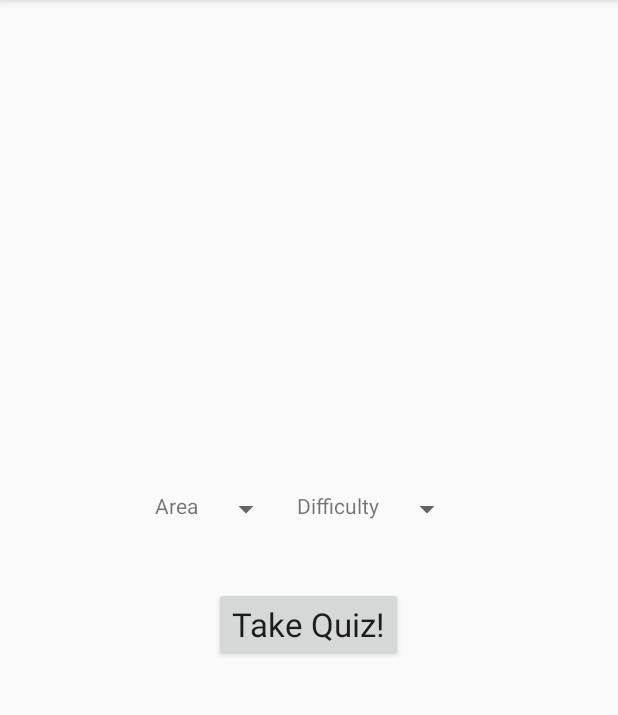
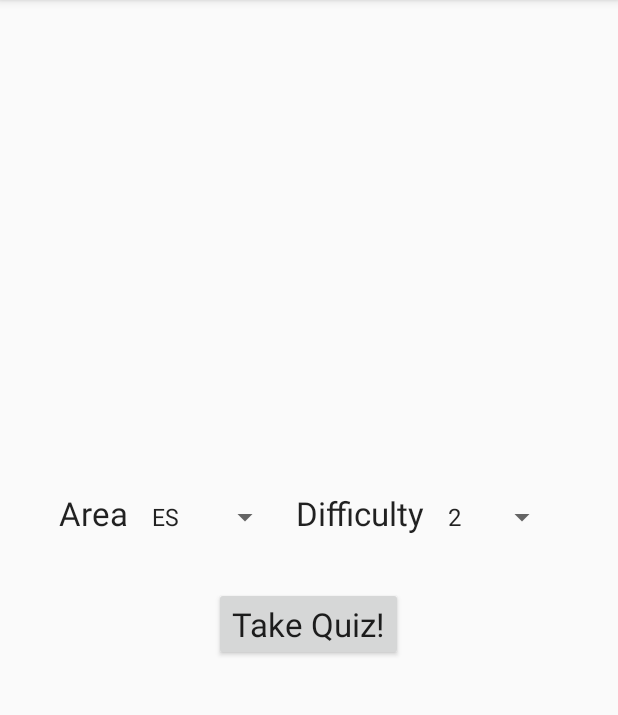
Before and after one commit to salazar3antonio/WordPalApp, an Android app: the screen it shows after launch (MainActivity), on a phone screen of 412 x 824 dp, the part 84-799 px from its top. Run offline under Robolectric (Android 15) with nearby library versions, the phone set to English and light mode, and no system bars.

Commit message:
Fixed Setup Fragment/Spinners
Trimmed down options for spinners and fixed inflater return line

```diff
--- a/app/src/main/java/co/wordywordy/wordywordy/MainActivity.java
+++ b/app/src/main/java/co/wordywordy/wordywordy/MainActivity.java
@@ -7,7 +7,7 @@ public class MainActivity extends SingleFragmentActivity {
 
     @Override
     protected Fragment createFragment() {
-        return QuizSetupFragment.newInstance("asdf", "asdfs");
+        return QuizSetupFragment.newInstance();
 
     }
 
--- a/app/src/main/java/co/wordywordy/wordywordy/QuizSetupFragment.java
+++ b/app/src/main/java/co/wordywordy/wordywordy/QuizSetupFragment.java
@@ -11,14 +11,6 @@ import android.widget.Spinner;
 
 
 public class QuizSetupFragment extends Fragment {
-    // TODO: Rename parameter arguments, choose names that match
-    // the fragment initialization parameters, e.g. ARG_ITEM_NUMBER
-    private static final String ARG_PARAM1 = "param1";
-    private static final String ARG_PARAM2 = "param2";
-
-    // TODO: Rename and change types of parameters
-    private String mParam1;
-    private String mParam2;
 
     private Spinner areaSpinner;
     private Spinner levelSpinner;
@@ -28,33 +20,14 @@ public class QuizSetupFragment extends Fragment {
         // Required empty public constructor
     }
 
-    /**
-     * Use this factory method to create a new instance of
-     * this fragment using the provided parameters.
-     *
-     * @param param1 Parameter 1.
-     * @param param2 Parameter 2.
-     * @return A new instance of fragment QuizSetupFragment.
-     */
-    // TODO: Rename and change types and number of parameters
-    public static QuizSetupFragment newInstance(String param1, String param2) {
+    public static QuizSetupFragment newInstance() {
         QuizSetupFragment fragment = new QuizSetupFragment();
-        Bundle args = new Bundle();
-        args.putString(ARG_PARAM1, param1);
-        args.putString(ARG_PARAM2, param2);
-        fragment.setArguments(args);
         return fragment;
     }
 
     @Override
     public void onCreate(Bundle savedInstanceState) {
         super.onCreate(savedInstanceState);
-        if (getArguments() != null) {
-            mParam1 = getArguments().getString(ARG_PARAM1);
-            mParam2 = getArguments().getString(ARG_PARAM2);
-        }
-
-
     }
 
     @Override
@@ -66,13 +39,12 @@ public class QuizSetupFragment extends Fragment {
 
         // now that the view is inflated we can assign our members to ids
         areaSpinner = (Spinner) view.findViewById(R.id.area_spinner);
-        ArrayAdapter<CharSequence> areaAdapter = ArrayAdapter.createFromResource(getContext(), R.array.area_choice_spinner, android.R.layout.simple_spinner_item);
+        ArrayAdapter<CharSequence> areaAdapter = ArrayAdapter.createFromResource(getActivity(), R.array.area_choice_spinner, android.R.layout.simple_spinner_item);
         areaAdapter.setDropDownViewResource(android.R.layout.simple_spinner_dropdown_item);
         areaSpinner.setAdapter(areaAdapter);
 
         levelSpinner = (Spinner) view.findViewById(R.id.level_spinner);
-        ArrayAdapter<CharSequence> levelAdapter = ArrayAdapter.createFromResource(getContext(), R.array.level_choice_spinner, android.R.layout.simple_spinner_item);
-      //  ArrayAdapter<CharSequence> levelAdapter = new ArrayAdapter<CharSequence>(getContext(), android.R.layout.simple_spinner_item, );
+        ArrayAdapter<CharSequence> levelAdapter = ArrayAdapter.createFromResource(getActivity(), R.array.level_choice_spinner, android.R.layout.simple_spinner_item);
         levelAdapter.setDropDownViewResource(android.R.layout.simple_spinner_dropdown_item);
         levelSpinner.setAdapter(levelAdapter);
 
@@ -85,8 +57,7 @@ public class QuizSetupFragment extends Fragment {
         });
 
 
-        // Inflate the layout for this fragment
-        return inflater.inflate(R.layout.fragment_quiz_setup, container, false);
+        return view;
     }
 
 }
--- a/app/src/main/res/layout/fragment_quiz_setup.xml
+++ b/app/src/main/res/layout/fragment_quiz_setup.xml
@@ -17,7 +17,7 @@
             android:layout_width="wrap_content"
             android:layout_height="wrap_content"
             android:text="Area"
-            android:textAppearance="?android:attr/textAppearanceSmall"
+            android:textAppearance="?android:attr/textAppearanceLarge"
             android:layout_marginRight="8dp"/>
 
         <Spinner
@@ -31,7 +31,7 @@
             android:layout_width="wrap_content"
             android:layout_height="wrap_content"
             android:text="Difficulty"
-            android:textAppearance="?android:attr/textAppearanceSmall"
+            android:textAppearance="?android:attr/textAppearanceLarge"
             android:layout_marginRight="8dp"
             android:layout_marginLeft="10dp"/>
 
--- a/app/src/main/res/values/strings.xml
+++ b/app/src/main/res/values/strings.xml
@@ -12,12 +12,6 @@
         <item>HS</item>
         <item>SAT</item>
         <item>GRE</item>
-        <item>GMAT</item>
-        <item>TEPS</item>
-        <item>TOEIC</item>
-        <item>TOEFL</item>
-        <item>IELTS</item>
-        <item>KSAT</item>
     </string-array>
 
     <string name="area_choice_text">
@@ -35,15 +29,10 @@
     </string>
 
     <string-array name="level_choice_spinner">
-        <item>1</item>
         <item>2</item>
-        <item>3</item>
         <item>4</item>
-        <item>5</item>
         <item>6</item>
-        <item>7</item>
         <item>8</item>
-        <item>9</item>
         <item>10</item>
     </string-array>
 
```
Also changed, not shown: app/src/main/java/co/wordywordy/wordywordy/QuizListFragment.java (+1 -9 lines).
